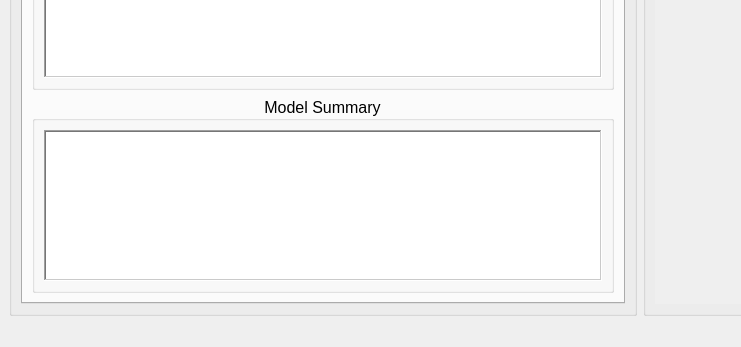
Above: src/gui.ui from rmill040/eda_viewer before the change; both pictures show x 0 to 741 and y 358 to 705 of the 1280 by 705 pixel window. Below: the same form after it.
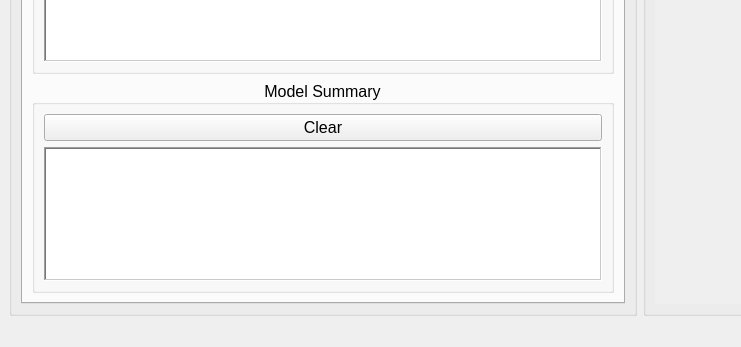
That is the form after the change. Icons and pictures are not drawn.

Commit message: Add clear button for machine learning summary, refactor reset data menu item, clean up code

The edit to the form file:
```diff
--- a/src/gui.ui
+++ b/src/gui.ui
@@ -874,7 +874,7 @@
               <set>Qt::AlignCenter</set>
              </property>
              <layout class="QGridLayout" name="gridLayout_7">
-              <item row="0" column="0">
+              <item row="1" column="0">
                <widget class="QPlainTextEdit" name="tab3_plainTextEdit_ModelSummary">
                 <property name="sizePolicy">
                  <sizepolicy hsizetype="Expanding" vsizetype="Preferred">
@@ -901,6 +901,18 @@
                 </property>
                </widget>
               </item>
+              <item row="0" column="0">
+               <widget class="QPushButton" name="tab3_pushButton_Clear">
+                <property name="font">
+                 <font>
+                  <pointsize>12</pointsize>
+                 </font>
+                </property>
+                <property name="text">
+                 <string>Clear</string>
+                </property>
+               </widget>
+              </item>
              </layout>
             </widget>
            </item>
```
The commit also changes 5 other files.
